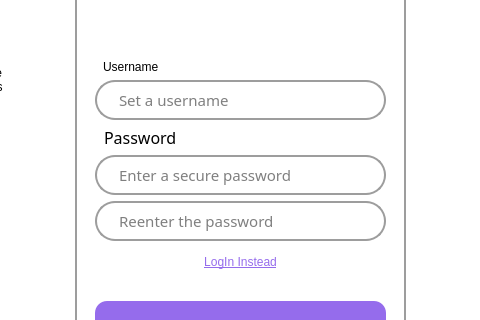
Old version of the form Client/loginwindow.ui in the repository AP-projects-4001/jan-hafte; both pictures show x 235 to 715 and y 110 to 430 of the 800 by 600 pixel window.
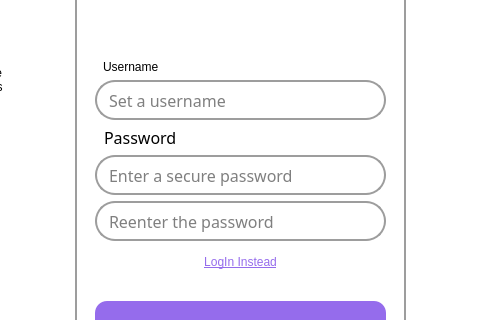
New version of the form. The open tabs and pages were chosen to show the change. Icons and pictures are not drawn.

Commit message:
Start Page UI Update
complete message UI overhaul.
New Window added

What changed in the file:
```diff
--- a/Client/loginwindow.ui
+++ b/Client/loginwindow.ui
@@ -36,13 +36,7 @@
     <normaloff>:/Graphics/Graphics/Artboard 1@64x.png</normaloff>:/Graphics/Graphics/Artboard 1@64x.png</iconset>
   </property>
   <property name="styleSheet">
-   <string notr="true">QLineEdit {
-border-radius: 20px;
-border-style: solid;
-border-width: 2px;
-border-color: #9d9d9d;
-padding-left : 20px;
-}</string>
+   <string notr="true"/>
   </property>
   <layout class="QVBoxLayout" name="verticalLayout">
    <property name="spacing">
@@ -252,6 +246,16 @@
         <height>600</height>
        </rect>
       </property>
+      <property name="styleSheet">
+       <string notr="true">QLineEdit {
+border-radius: 20px;
+border-style: solid;
+border-width: 2px;
+border-color: #9d9d9d;
+padding-left: 10px;
+font: 12pt &quot;Helvetica Now Display&quot;;
+}</string>
+      </property>
       <property name="currentIndex">
        <number>0</number>
       </property>
@@ -573,7 +577,9 @@
             <property name="font">
              <font>
               <family>Helvetica Now Display</family>
-              <pointsize>11</pointsize>
+              <pointsize>12</pointsize>
+              <italic>false</italic>
+              <bold>false</bold>
              </font>
             </property>
             <property name="styleSheet">
@@ -583,11 +589,14 @@
              <string/>
             </property>
             <property name="frame">
-             <bool>true</bool>
+             <bool>false</bool>
             </property>
             <property name="cursorPosition">
              <number>0</number>
             </property>
+            <property name="alignment">
+             <set>Qt::AlignLeading|Qt::AlignLeft|Qt::AlignVCenter</set>
+            </property>
             <property name="placeholderText">
              <string>Set a username</string>
             </property>
@@ -637,14 +646,25 @@
             <property name="font">
              <font>
               <family>Helvetica Now Display</family>
-              <pointsize>11</pointsize>
+              <pointsize>12</pointsize>
+              <italic>false</italic>
+              <bold>false</bold>
              </font>
             </property>
             <property name="styleSheet">
              <string notr="true"/>
             </property>
+            <property name="text">
+             <string/>
+            </property>
+            <property name="frame">
+             <bool>false</bool>
+            </property>
             <property name="echoMode">
-             <enum>QLineEdit::Password</enum>
+             <enum>QLineEdit::Normal</enum>
+            </property>
+            <property name="alignment">
+             <set>Qt::AlignLeading|Qt::AlignLeft|Qt::AlignVCenter</set>
             </property>
             <property name="placeholderText">
              <string>Enter a secure password</string>
@@ -668,14 +688,22 @@
             <property name="font">
              <font>
               <family>Helvetica Now Display</family>
-              <pointsize>11</pointsize>
+              <pointsize>12</pointsize>
+              <italic>false</italic>
+              <bold>false</bold>
              </font>
             </property>
             <property name="styleSheet">
              <string notr="true"/>
             </property>
+            <property name="text">
+             <string/>
+            </property>
+            <property name="frame">
+             <bool>false</bool>
+            </property>
             <property name="echoMode">
-             <enum>QLineEdit::Password</enum>
+             <enum>QLineEdit::Normal</enum>
             </property>
             <property name="placeholderText">
              <string>Reenter the password</string>
```
Left out of the diff: 38 changed lines with no effect on the pictures. The commit also changes 6 other files.
